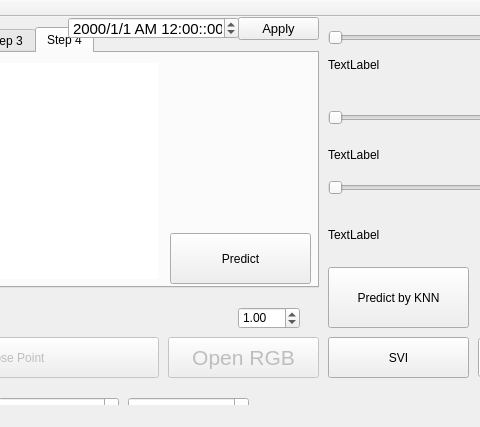
Qt form mainwindow.ui (Chia-ChunHsu/NewCapture) before a commit; both pictures show x 152 to 632 and y 0 to 427 of the 1084 by 427 pixel window.
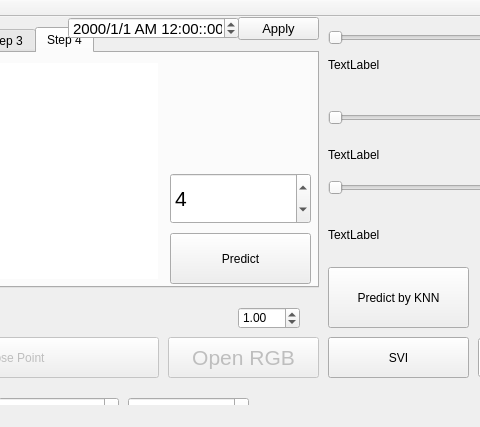
The same form after that commit. The open tabs and pages were chosen to show the change.

Patch:
```diff
--- a/mainwindow.ui
+++ b/mainwindow.ui
@@ -376,6 +376,27 @@
        <string>Predict</string>
       </property>
      </widget>
+     <widget class="QSpinBox" name="FeaturesSpinBox">
+      <property name="geometry">
+       <rect>
+        <x>310</x>
+        <y>120</y>
+        <width>141</width>
+        <height>51</height>
+       </rect>
+      </property>
+      <property name="font">
+       <font>
+        <pointsize>16</pointsize>
+       </font>
+      </property>
+      <property name="maximum">
+       <number>20</number>
+      </property>
+      <property name="value">
+       <number>4</number>
+      </property>
+     </widget>
     </widget>
    </widget>
    <widget class="QDateTimeEdit" name="dateTimeEdit">
```
Left out of the diff: 4 changed lines with no effect on the pictures.
